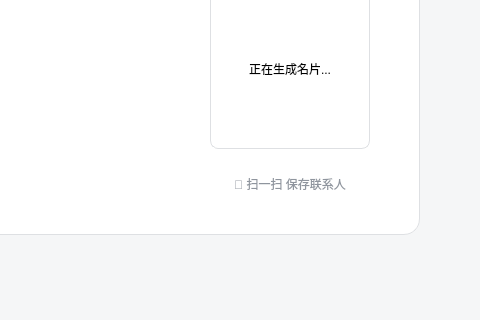
Old version of the form AttendanceClient/MainWidget.ui in the repository cai-0312/FaceAttendanceSystem; both pictures show x 617 to 1097 and y 430 to 750 of the 1097 by 750 pixel window.
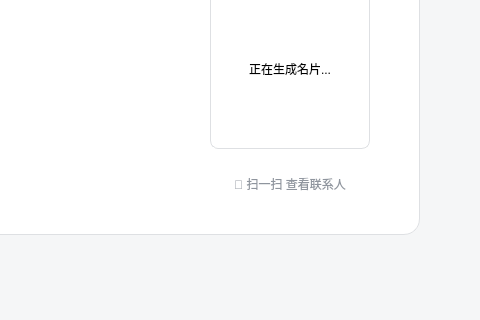
New version of the form. The open tabs and pages were chosen to show the change.

```diff
--- a/AttendanceClient/MainWidget.ui
+++ b/AttendanceClient/MainWidget.ui
@@ -1847,7 +1847,7 @@
                  <string notr="true">color: #8F959E; font-size: 12px; margin-top: 5px;</string>
                 </property>
                 <property name="text">
-                 <string>📱 扫一扫 保存联系人</string>
+                 <string>📱 扫一扫 查看联系人</string>
                 </property>
                 <property name="alignment">
                  <set>Qt::AlignmentFlag::AlignCenter</set>
```
Left out of the diff: 2 changed lines with no effect on the pictures.
